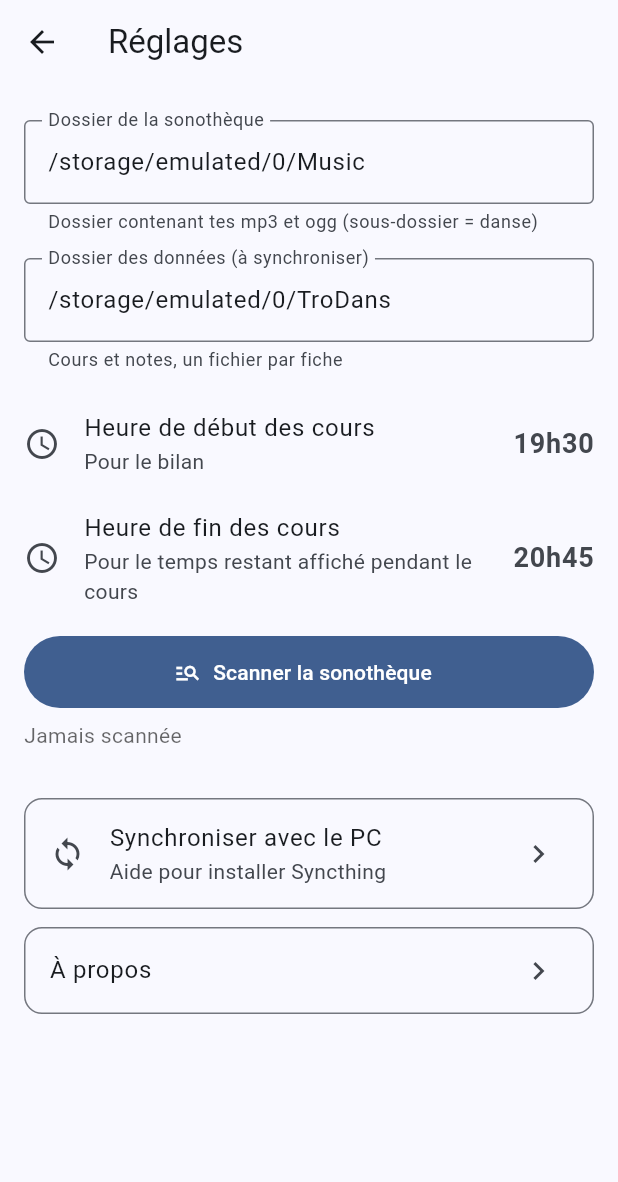
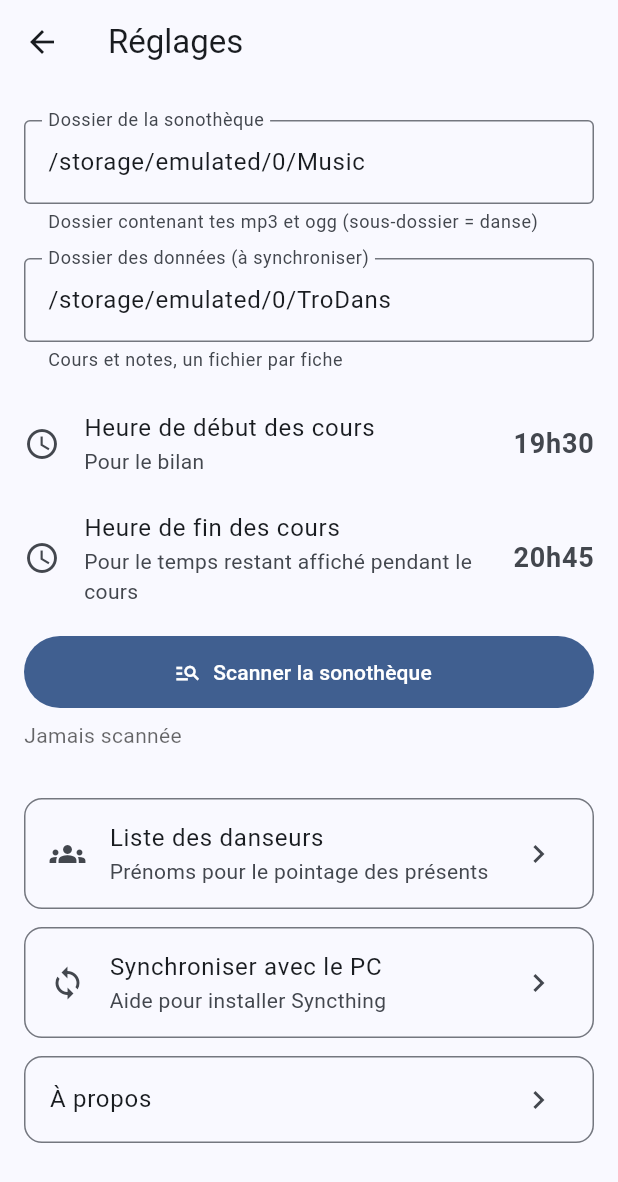
Before and after one commit to alr-bzh29/trodans, a Flutter app: the ReglagesEcran screen opened directly, on a phone screen of 412 x 824 dp. Shown: the top 1182 px of the screen. Run offline on Flutter 3.47's test engine with Material 3 defaults, Android fonts, the phone set to English and light mode, and no system bars; our stand-ins replace just_audio, just_audio_background, permission_handler.

Commit message:
Pointage des présents : liste de prénoms, visiteurs hors liste, venues par danseur
- Réglages › Liste des danseurs : ajout en lot, renommage, désactivation
- Pointage depuis le mode en cours (bouton « N présents ») ou la préparation
- Nombre de présents = danseurs pointés + visiteurs ; ancien compteur repris en visiteurs

Co-Authored-By: Claude Opus 5.5 <noreply@anthropic.com>
Claude-Session: https://claude.ai/code/session_019K8ik3YkdajBp3n16oV5NQ

```diff
--- a/lib/models.dart
+++ b/lib/models.dart
@@ -247,25 +247,37 @@ class Cours {
   String date;
   int numero;
   String theme;
-  int presents;
   String notes;
   List<Entree> entrees;
+
+  /// Identifiants des danseurs de la liste pointés présents.
+  List<String> pointes;
+
+  /// Présents hors liste (visiteurs, séance d'essai…), ou simple comptage.
+  int visiteurs;
 
   Cours({
     required this.date,
     this.numero = 1,
     this.theme = '',
-    this.presents = 0,
     this.notes = '',
     List<Entree>? entrees,
-  }) : entrees = entrees ?? [];
+    List<String>? pointes,
+    this.visiteurs = 0,
+  })  : entrees = entrees ?? [],
+        pointes = pointes ?? [];
+
+  /// Nombre total de présents.
+  int get presents => pointes.length + visiteurs;
 
   factory Cours.fromJson(Map<String, dynamic> j) => Cours(
         date: j['date'] as String,
         numero: (j['numero'] as int?) ?? 1,
         theme: (j['theme'] as String?) ?? '',
-        presents: (j['presents'] as int?) ?? 0,
         notes: (j['notes'] as String?) ?? '',
+        pointes: ((j['pointes'] as List?) ?? []).whereType<String>().toList(),
+        // Avant le pointage, seul le nombre de présents était noté.
+        visiteurs: (j['visiteurs'] as int?) ?? (j['pointes'] == null ? (j['presents'] as int?) ?? 0 : 0),
         entrees: ((j['entrees'] as List?) ?? [])
             .map((e) => Entree.fromJson(Map<String, dynamic>.from(e as Map)))
             .toList(),
@@ -278,6 +290,8 @@ class Cours {
         'numero': numero,
         'theme': theme,
         'presents': presents,
+        'pointes': pointes,
+        'visiteurs': visiteurs,
         'notes': notes,
         'entrees': entrees.map((e) => e.toJson()).toList(),
       };
@@ -313,6 +327,24 @@ class Cours {
   }
 }
 
+/// Un danseur de la liste de pointage (prénom seulement).
+/// Un danseur n'est jamais supprimé : il est désactivé, pour garder l'historique.
+class Danseur {
+  final String id;
+  String prenom;
+  bool actif;
+
+  Danseur({required this.id, required this.prenom, this.actif = true});
+
+  factory Danseur.fromJson(Map<String, dynamic> j) => Danseur(
+        id: j['id'] as String,
+        prenom: (j['prenom'] as String?) ?? '?',
+        actif: (j['actif'] as bool?) ?? true,
+      );
+
+  Map<String, dynamic> toJson() => {'id': id, 'prenom': prenom, 'actif': actif};
+}
+
 /// Note personnelle sur une danse (fichier `danses/<nom>.json`).
 class Danse {
   final String nom;
--- a/lib/screens/reglages.dart
+++ b/lib/screens/reglages.dart
@@ -5,6 +5,7 @@ import '../util.dart';
 import '../widgets.dart';
 import 'a_propos.dart';
 import 'aide_synchro.dart';
+import 'pointage.dart';
 
 class ReglagesEcran extends StatefulWidget {
   const ReglagesEcran({super.key});
@@ -171,6 +172,19 @@ class _ReglagesEcranState extends State<ReglagesEcran> {
                 side: BorderSide(color: Theme.of(context).dividerColor),
                 borderRadius: BorderRadius.circular(12),
               ),
+              leading: const Icon(Icons.groups),
+              title: const Text('Liste des danseurs'),
+              subtitle: const Text('Prénoms pour le pointage des présents'),
+              trailing: const Icon(Icons.chevron_right),
+              onTap: () => Navigator.push(
+                  context, MaterialPageRoute(builder: (_) => const DanseursEcran())),
+            ),
+            const SizedBox(height: 12),
+            ListTile(
+              shape: RoundedRectangleBorder(
+                side: BorderSide(color: Theme.of(context).dividerColor),
+                borderRadius: BorderRadius.circular(12),
+              ),
               leading: const Icon(Icons.sync),
               title: const Text('Synchroniser avec le PC'),
               subtitle: const Text('Aide pour installer Syncthing'),
--- a/lib/storage.dart
+++ b/lib/storage.dart
@@ -232,6 +232,22 @@ class Depot {
 
   Future<bool> coursExiste(String date) => File('${_dossierCours.path}/$date.json').exists();
 
+  // ---------- Danseurs (liste de pointage) ----------
+
+  File get _fichierDanseurs => File('${reglages.dossierDonnees}/danseurs.json');
+
+  Future<List<Danseur>> lireDanseurs() async {
+    final j = await lireJson(_fichierDanseurs);
+    final l = ((j?['danseurs'] as List?) ?? [])
+        .map((e) => Danseur.fromJson(Map<String, dynamic>.from(e as Map)))
+        .toList();
+    l.sort((a, b) => plier(a.prenom).compareTo(plier(b.prenom)));
+    return l;
+  }
+
+  Future<void> sauverDanseurs(List<Danseur> l) => ecrireJson(
+      _fichierDanseurs, {'version': 1, 'danseurs': l.map((d) => d.toJson()).toList()});
+
   // ---------- Danses ----------
 
   Future<Danse> lireDanse(String nom) async {
```
Also changed, not shown: lib/screens/cours_edition.dart (+11 -1 lines), lib/screens/en_cours.dart (+4 -14 lines), lib/screens/pointage.dart (added, +311 -0 lines).
